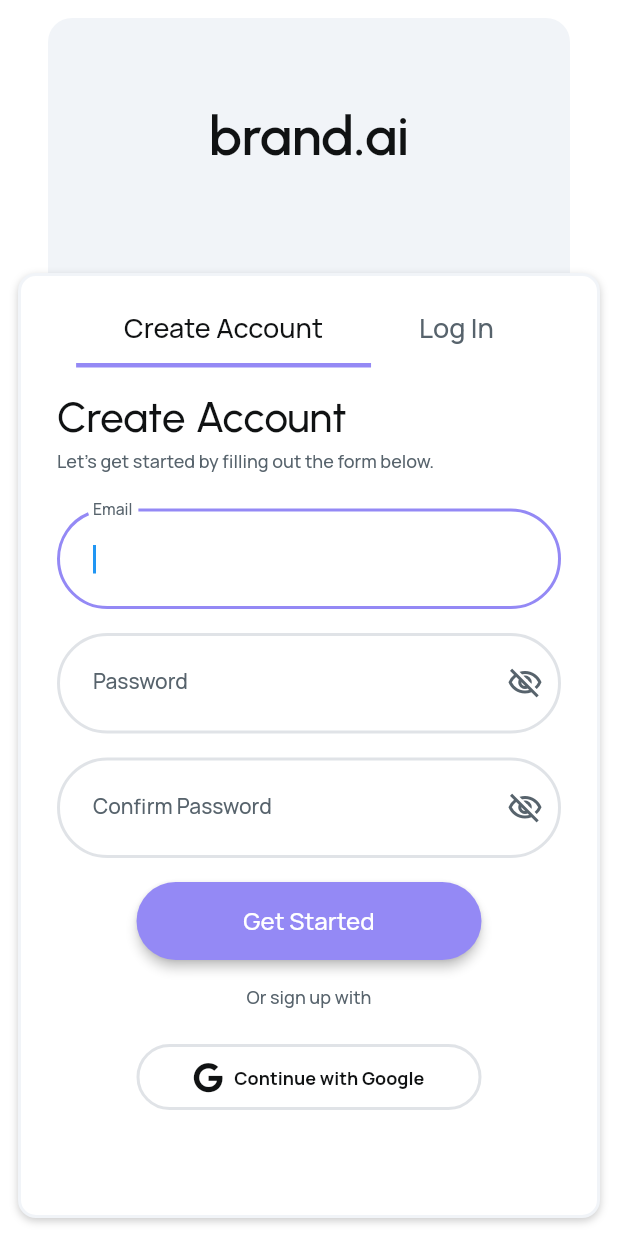
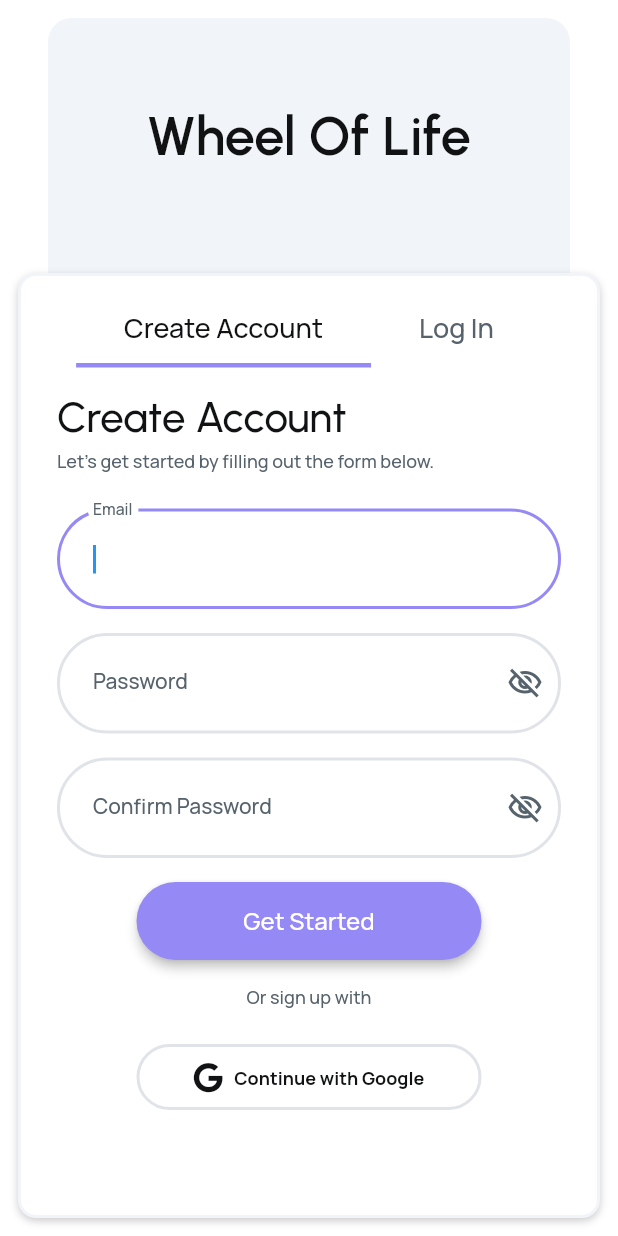
Before and after one commit to leothesen/wheel-of-life-flutterflow, a Flutter app: the screen it shows after launch, on a phone screen of 412 x 824 dp. Run offline on Flutter 3.47's test engine with Material 3 defaults, Android fonts, the phone set to English and light mode, and no system bars; drawn by our look-alikes of auto_size_text, flutter_animate; our stand-ins replace cloud_firestore, firebase_auth, firebase_core, font_awesome_flutter, from_css_color, go_router and 8 more; missing offline and left inert: flutter_google_places, google_api_headers, google_maps_webservice, json_path; accounts and stored records are empty.

Commit message:
testing new workflow with update to signup page name

```diff
--- a/lib/pages/entries/entries_widget.dart
+++ b/lib/pages/entries/entries_widget.dart
@@ -121,7 +121,6 @@
                                 }
                                 List<ValuesRecord> textValuesRecordList =
                                     snapshot.data!;
-
                                 // Return an empty Container when the item does not exist.
                                 if (snapshot.data!.isEmpty) {
                                   return Container();
@@ -130,6 +129,7 @@
                                     textValuesRecordList.isNotEmpty
                                         ? textValuesRecordList.first
                                         : null;
+
                                 return Text(
                                   valueOrDefault<String>(
                                     textValuesRecord?.value,
--- a/lib/pages/signup_signin/signup_signin_widget.dart
+++ b/lib/pages/signup_signin/signup_signin_widget.dart
@@ -156,7 +156,7 @@
                     padding:
                         const EdgeInsetsDirectional.fromSTEB(0.0, 0.0, 0.0, 72.0),
                     child: Text(
-                      'brand.ai',
+                      'Wheel Of Life',
                       style: FlutterFlowTheme.of(context).displaySmall.override(
                             fontFamily: 'Urbanist',
                             letterSpacing: 0.0,
--- a/pubspec.yaml
+++ b/pubspec.yaml
@@ -51,7 +51,7 @@
   google_fonts: 6.1.0
   google_sign_in: 6.1.5
   google_sign_in_android: 6.1.20
-  google_sign_in_ios: 5.6.4
+  google_sign_in_ios: 5.7.6
   google_sign_in_platform_interface: 2.4.2
   google_sign_in_web: 0.12.1
   intl: 0.19.0
```
Also changed, not shown: lib/flutter_flow/flutter_flow_util.dart (+9 -2 lines), 3 other files.
